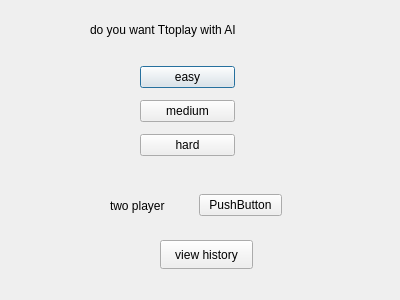
AHMED-ABDELLATIF56/Advanced-Tic-Tac-Toe, file GUI/login.ui: the form before one commit.
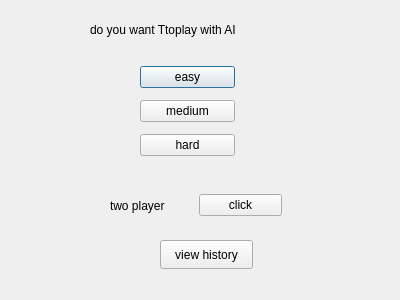
The form after the commit.

```diff
--- a/GUI/login.ui
+++ b/GUI/login.ui
@@ -79,7 +79,7 @@
     <item>
      <widget class="QPushButton" name="pushButton_two_player">
       <property name="text">
-       <string>PushButton</string>
+       <string>click</string>
       </property>
      </widget>
     </item>
```
